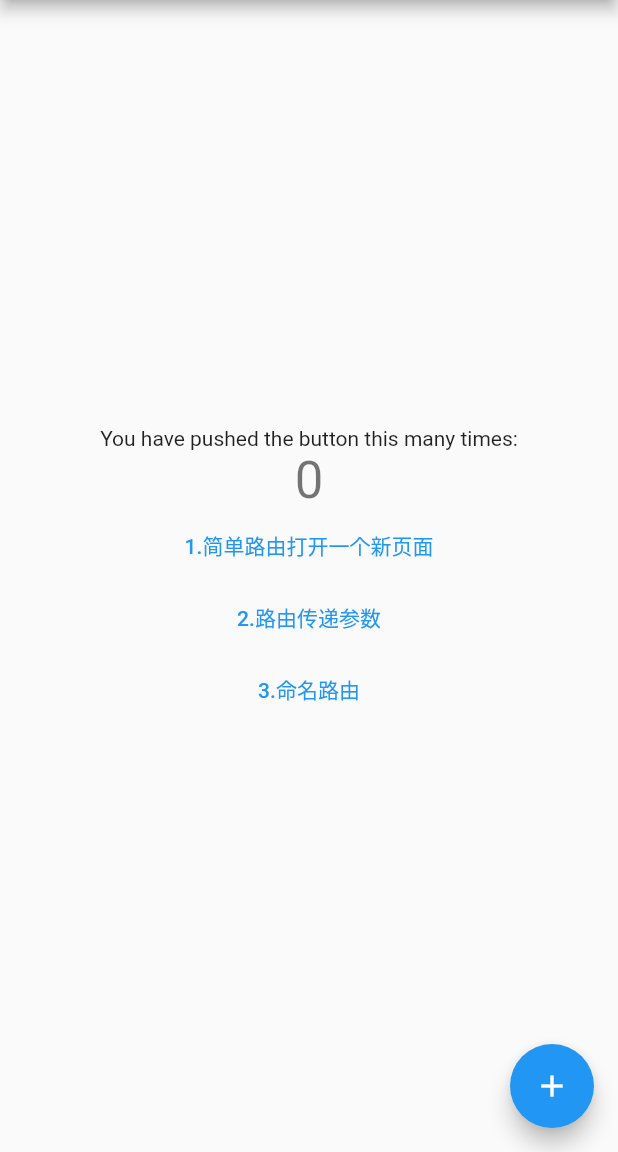
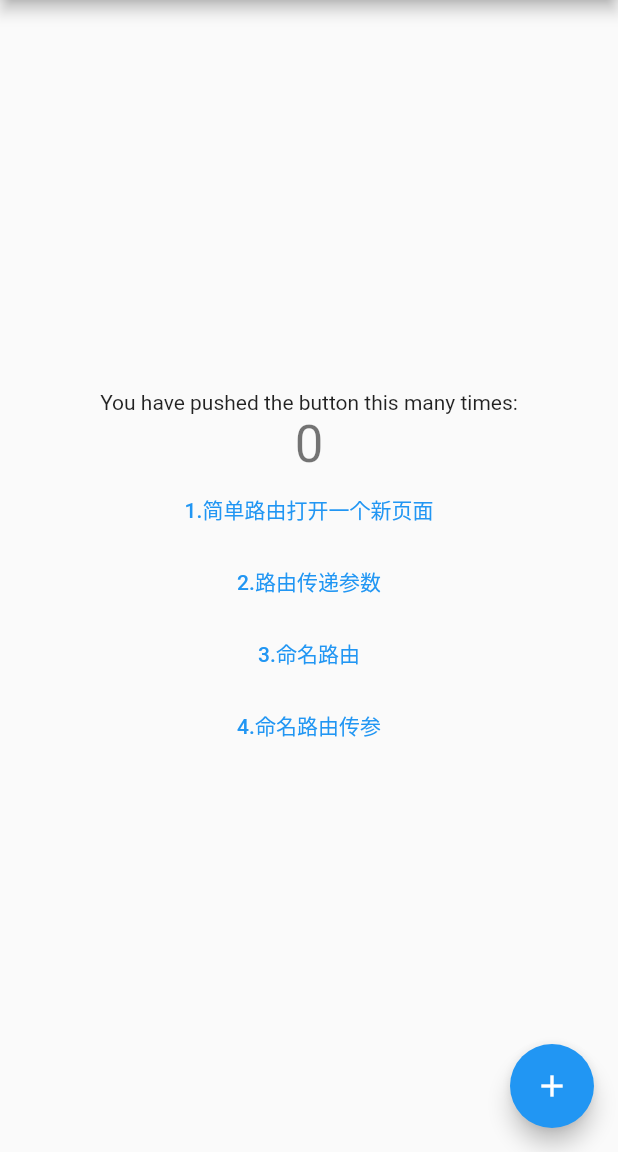
Before and after one commit to zhaozhentao/FlutterLearning, a Flutter app: the screen it shows after launch, on a phone screen of 412 x 824 dp, the part 84-1236 px from its top. Run offline on Flutter 3.47's test engine with Material 2 defaults, Android fonts, the phone set to English and light mode, and no system bars.

Commit message:
✨命名路由传参

```diff
--- a/lib/main.dart
+++ b/lib/main.dart
@@ -22,7 +22,13 @@ class MyApp extends StatelessWidget {
         // is not restarted.
         primarySwatch: Colors.blue,
       ),
-      routes: {"index": (context) => NewRoute()},
+      routes: {
+        "index": (context) => NewRoute(),
+        "arg": (context) {
+          Map map = ModalRoute.of(context)!.settings.arguments as Map;
+          return TipRoute(text: map['text']);
+        },
+      },
       home: MyHomePage(title: 'Flutter Demo Home Page'),
     );
   }
@@ -127,6 +133,12 @@ class _MyHomePageState extends State<MyHomePage> {
               textColor: Colors.blue,
               onPressed: () => Navigator.pushNamed(context, "index"),
             ),
+            FlatButton(
+                child: Text("4.命名路由传参"),
+                textColor: Colors.blue,
+                onPressed: () {
+                  Navigator.pushNamed(context, "arg", arguments: {"text": "t"});
+                }),
           ],
         ),
       ),
```
